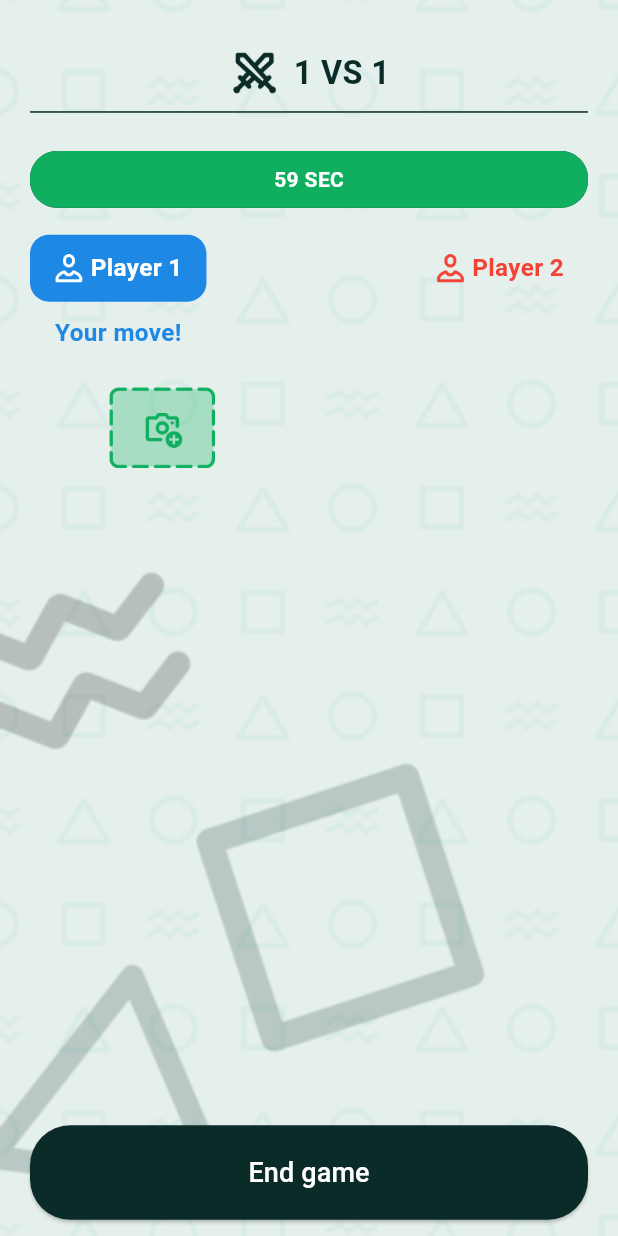
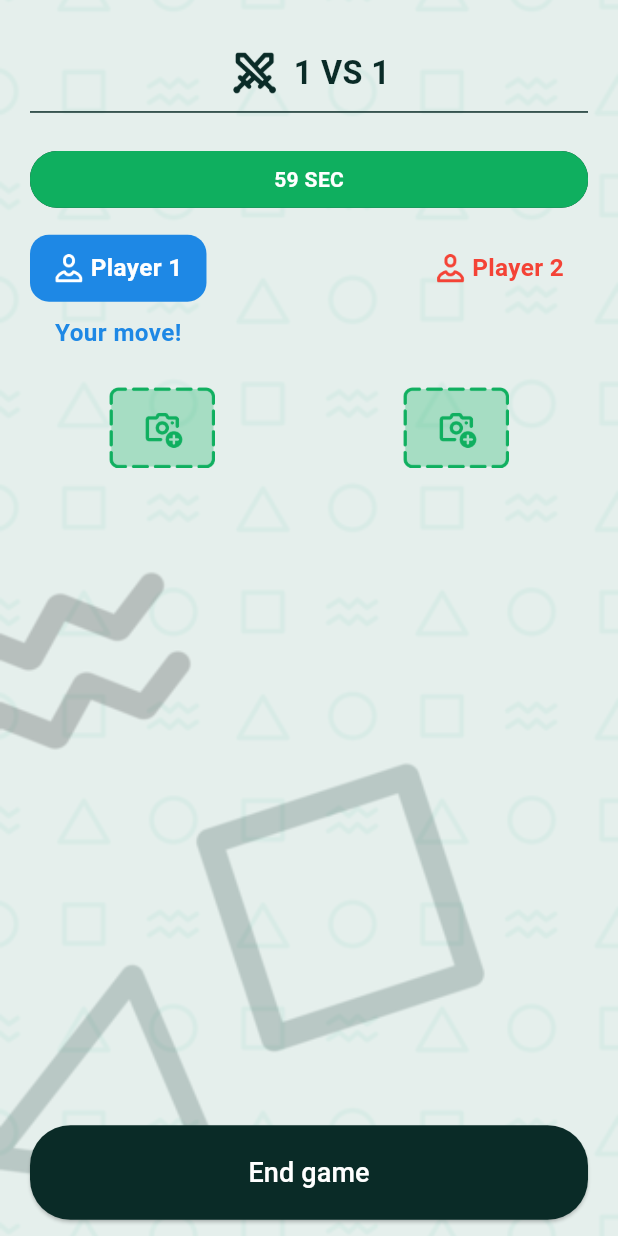
Before and after one commit to talhaliaqat3355/geometryhunter, a Flutter app: the WhosBiggerScreen screen opened directly, on a phone screen of 412 x 824 dp. Run offline on Flutter 3.47's test engine with Material 3 defaults, Android fonts, the phone set to English and light mode, and no system bars; our stand-ins replace audioplayers, flutter_screenutil, get, image_picker.

Commit message:
update 1v1 and project structure

```diff
--- a/lib/controller/one_vs_one_controller.dart
+++ b/lib/controller/one_vs_one_controller.dart
@@ -5,8 +5,8 @@ import 'package:image_picker/image_picker.dart';
 import 'package:path/path.dart' as path;
 import 'package:path_provider/path_provider.dart';
 import '../gallery_store.dart';
-import '../screens/photo-preview_screen.dart';
-import 'package:GH0406/screens/select-shape_screen.dart';
+import '../screens/photo_preview_screen.dart';
+import 'package:GH0406/screens/select_shape_screen.dart';
 import 'package:flutter/foundation.dart';
 
 class OneVsOneController extends GetxController {
--- a/lib/screens/game-over&draw_screens/game-win(1vs1)_screen.dart
+++ b/lib/screens/game_overanddraw_screens/game_win(1vs1)_screen.dart
@@ -41,7 +41,8 @@ class GameWin1vs1Screen extends StatelessWidget {
                 _startNewGameButton(),
                 SizedBox(height: 20.h),
                 _mainMenuButton(),
-              ]),
+              ]
+              ),
             ),
           ),
         ),
--- a/lib/screens/game_screens/1vs1game_mod_screen.dart
+++ b/lib/screens/game_screens/1vs1game_mod_screen.dart
@@ -2,11 +2,10 @@ import 'dart:io';
 import 'package:flutter/material.dart';
 import 'package:flutter_screenutil/flutter_screenutil.dart';
 import 'package:get/get.dart';
-import '../../constants.dart';
+import 'package:GH0406/constants.dart';
 import '../../controller/one_vs_one_controller.dart';
-import '../../gallery_store.dart';
-import '../game-over&draw_screens/game-draw_screen.dart';
-import '../game-over&draw_screens/game-win(1vs1)_screen.dart';
+import '../game_overanddraw_screens/game_draw_screen.dart';
+import 'package:GH0406/screens/game_overanddraw_screens/game_win(1vs1)_screen.dart';
 
 class WhosBiggerScreen extends StatelessWidget {
   WhosBiggerScreen({super.key});
@@ -119,49 +118,42 @@ class WhosBiggerScreen extends StatelessWidget {
       );
     });
   }
-
   Widget _buildPlayersRow() {
     return Obx(() {
       return Column(
         children: [
-          // Player names and status row
           Row(
             mainAxisAlignment: MainAxisAlignment.spaceBetween,
             children: [
               _playerNameSection("Player 1", 1),
-              Expanded(
-                child: Column(
-                  children: [
-                    _centerShape(),
-                  ],
-                ),
+              Column(
+                children: [
+                  _centerShape(),
+                  SizedBox(height: 6.h),
+                //  _scoreDisplay(),
+                ],
               ),
               _playerNameSection("Player 2", 2),
             ],
           ),
           SizedBox(height: 20.h),
-          // Images row - horizontally aligned
           Row(
             crossAxisAlignment: CrossAxisAlignment.start,
             children: [
-              // Player 1 images
               Expanded(
                 child: Column(
                   children: [
                     ..._buildPlayerImages(1),
-                    if (controller.currentPlayer.value == 1)
-                      _buildCameraButton(1),
+                    _buildCameraButton(1),
                   ],
                 ),
               ),
               SizedBox(width: 20.w),
-              // Player 2 images
               Expanded(
                 child: Column(
                   children: [
                     ..._buildPlayerImages(2),
-                    if (controller.currentPlayer.value == 2)
-                      _buildCameraButton(2),
+                    _buildCameraButton(2),
                   ],
                 ),
               ),
@@ -171,6 +163,18 @@ class WhosBiggerScreen extends StatelessWidget {
       );
     });
   }
+  // Widget _scoreDisplay() {
+  //   final p1 = controller.getPlayerImageCount(1);
+  //   final p2 = controller.getPlayerImageCount(2);
+  //   return Text(
+  //     "$p1  :  $p2",
+  //     style: TextStyle(
+  //       fontWeight: FontWeight.bold,
+  //       fontSize: 20.sp,
+  //       color: Colors.black87,
+  //     ),
+  //   );
+  // }
 
   Widget _centerShape() {
     final current = controller.currentPlayer.value;
@@ -243,8 +247,8 @@ class WhosBiggerScreen extends StatelessWidget {
         .map((path) => Padding(
       padding: EdgeInsets.only(bottom: 10.h),
       child: Container(
-        width: 90.w,
-        height: 70.h,
+        width: 80.w,
+        height: 60.h,
         decoration: BoxDecoration(
           border: Border.all(color: kPlayerColor, width: 2.w),
           borderRadius: BorderRadius.circular(8.r),
--- a/lib/screens/help_screens/whats-psychogeometry_screen.dart
+++ b/lib/screens/help_screens/whats-psychogeometry_screen.dart
@@ -94,9 +94,9 @@ class _WhatsPsychogeometryScreenState extends State<WhatsPsychogeometryScreen> {
                         _buildSection(
                           title: 'Core Idea',
                           expanded: _coreIdeaExpanded,
-                          content: 'Psychogeometry is based on five personality types, each represented by a person\'s geometric shape:\n\n'
-                              '• Space\n• Circle\n• Trough\n• Zigzag\n\n'
-                              'Each study reflects unique psychological capabilities and interests with the others in different ways. It is important to note that psychogeometry itself attends classification systems, not if it is designed for deeper personality assessment tools used in psychology.',
+                          content: 'Psychogeometry is based on five personality types, each represented by a specific geometric shape:\n'
+                              '• Square\n• Circle\n• Triangle\n• Zigzag\n• Rectangle\n'
+                              'Each shape reflects unique psychological characteristics and interacts with the others in different ways. It is important to note that psychogeometry is not a strict classification systems, nor is it a replacement for deeper personality assessment tools used in psychology.',
                           onTap: () {
                             setState(() {
                               _coreIdeaExpanded = !_coreIdeaExpanded;
```
Also changed, not shown: lib/screens/game_overanddraw_screens/game_over_infinite_screen.dart (renamed from lib/screens/game-over&draw_screens/game-over-infinite_screen.dart, +3 -6 lines), lib/screens/game_screens/infinite_game_mod_screen.dart (+3 -4 lines), lib/screens/game_screens/tic-tac-3x3_game_mode_screen.dart (+4 -4 lines), assets/images/Cross_icon.png (renamed from assets/images/img.png), lib/screens/game_overanddraw_screens/game_draw_screen.dart (renamed from lib/screens/game-over&draw_screens/game-draw_screen.dart), lib/screens/game_overanddraw_screens/game_win(tic_tac_toe)_screen.dart (renamed from lib/screens/game-over&draw_screens/game-win(tic-tac-toe)_screen.dart), lib/screens/photo_preview_screen.dart (renamed from lib/screens/photo-preview_screen.dart), lib/screens/select_shape_screen.dart (renamed from lib/screens/select-shape_screen.dart).
